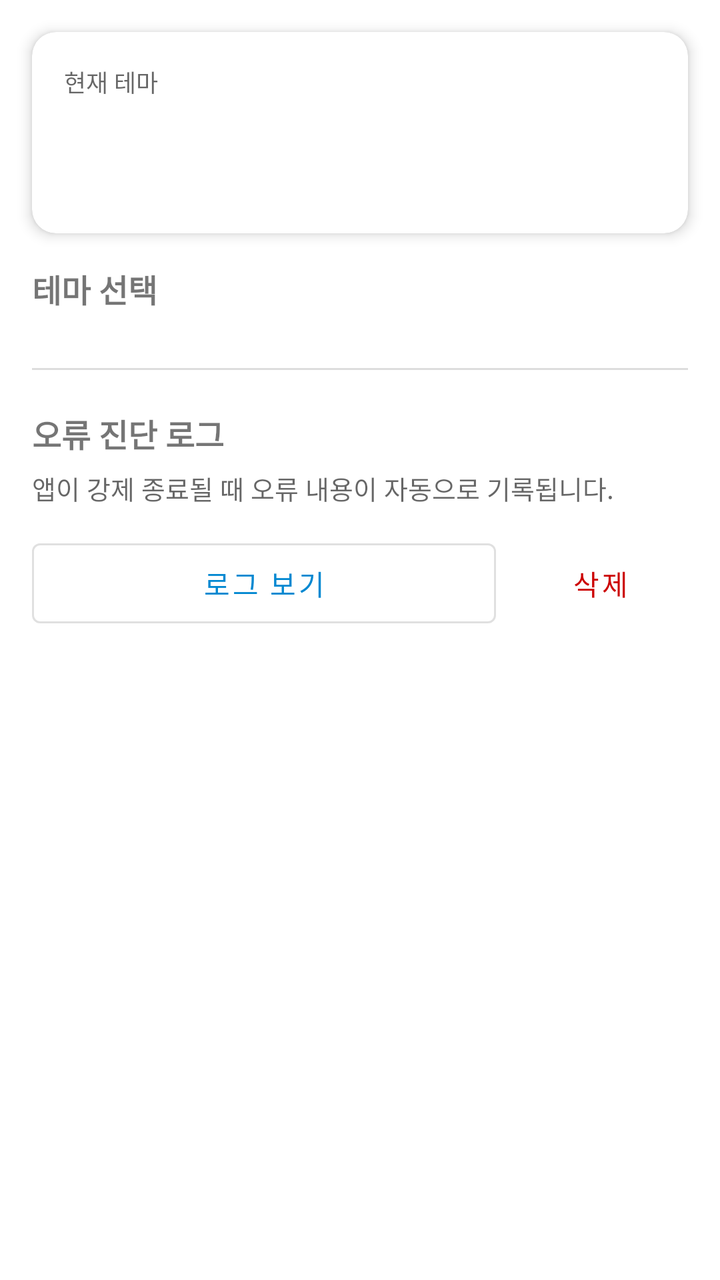
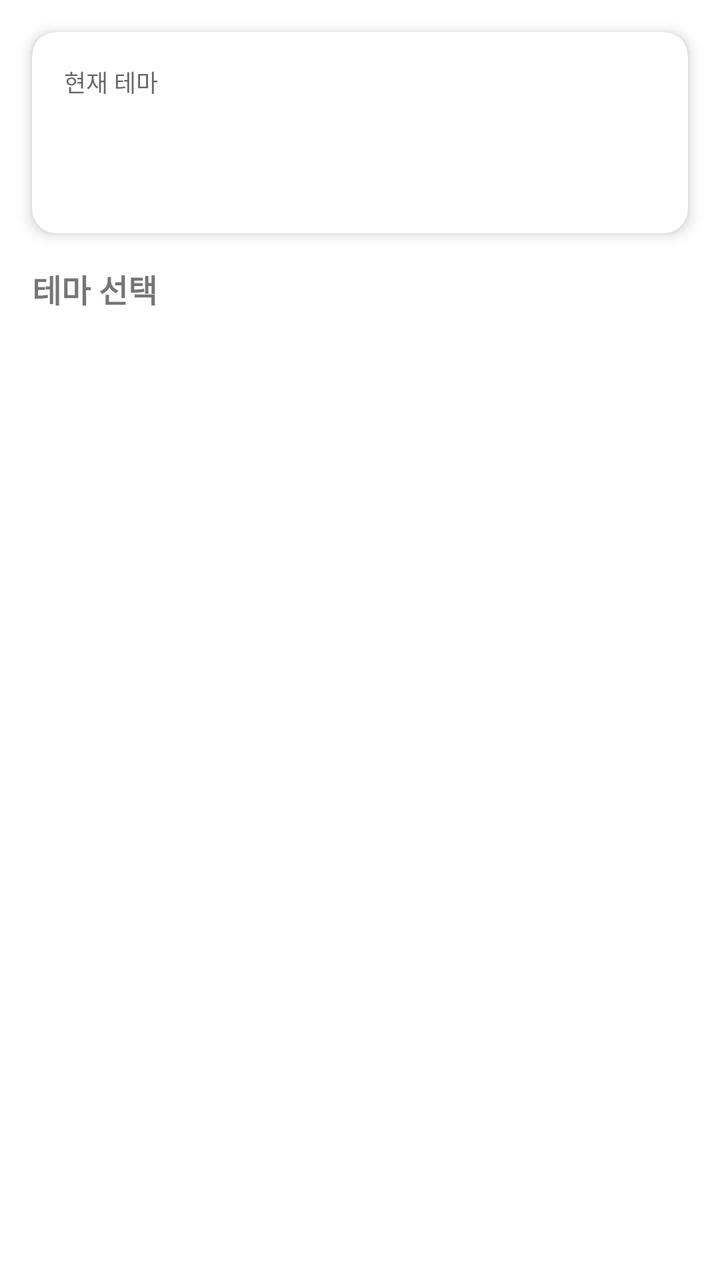

Compare the two renders of this Android layout. The source of the first and the diff that turns it into the second are given below.
<!-- AndroidManifest.xml: application theme Theme.KoreTide -->
<!-- res/layout/fragment_theme_settings.xml -->
<?xml version="1.0" encoding="utf-8"?>
<ScrollView
    xmlns:android="http://schemas.android.com/apk/res/android"
    xmlns:app="http://schemas.android.com/apk/res-auto"
    android:layout_width="match_parent"
    android:layout_height="match_parent"
    android:background="?android:attr/windowBackground">

    <LinearLayout
        android:layout_width="match_parent"
        android:layout_height="wrap_content"
        android:orientation="vertical"
        android:paddingBottom="24dp">

        
        <com.google.android.material.card.MaterialCardView
            android:layout_width="match_parent"
            android:layout_height="wrap_content"
            android:layout_margin="16dp"
            app:cardCornerRadius="12dp"
            app:cardElevation="4dp">

            <LinearLayout
                android:layout_width="match_parent"
                android:layout_height="wrap_content"
                android:orientation="vertical"
                android:padding="16dp">

                <TextView
                    android:layout_width="wrap_content"
                    android:layout_height="wrap_content"
                    android:text="현재 테마"
                    android:textSize="12sp"
                    android:textColor="?android:textColorSecondary" />

                <TextView
                    android:id="@+id/tvCurrentTheme"
                    android:layout_width="wrap_content"
                    android:layout_height="wrap_content"
                    android:textSize="22sp"
                    android:textStyle="bold"
                    android:layout_marginTop="2dp" />

                <TextView
                    android:id="@+id/tvCurrentSeason"
                    android:layout_width="wrap_content"
                    android:layout_height="wrap_content"
                    android:textSize="13sp"
                    android:textColor="@color/ocean_blue"
                    android:layout_marginTop="2dp" />
            </LinearLayout>
        </com.google.android.material.card.MaterialCardView>

        
        <TextView
            android:layout_width="wrap_content"
            android:layout_height="wrap_content"
            android:layout_marginHorizontal="16dp"
            android:layout_marginBottom="8dp"
            android:text="@string/settings_theme_title"
            android:textSize="16sp"
            android:textStyle="bold" />

        
        <androidx.recyclerview.widget.RecyclerView
            android:id="@+id/recyclerThemes"
            android:layout_width="match_parent"
            android:layout_height="wrap_content"
            android:layout_marginHorizontal="8dp"
            android:nestedScrollingEnabled="false" />

        
        <View
            android:layout_width="match_parent"
            android:layout_height="1dp"
            android:layout_marginHorizontal="16dp"
            android:layout_marginVertical="20dp"
            android:background="#22000000" />

        
        <TextView
            android:layout_width="wrap_content"
            android:layout_height="wrap_content"
            android:layout_marginHorizontal="16dp"
            android:layout_marginBottom="6dp"
            android:text="오류 진단 로그"
            android:textSize="16sp"
            android:textStyle="bold" />

        <TextView
            android:layout_width="match_parent"
            android:layout_height="wrap_content"
            android:layout_marginHorizontal="16dp"
            android:layout_marginBottom="12dp"
            android:text="앱이 강제 종료될 때 오류 내용이 자동으로 기록됩니다."
            android:textSize="13sp"
            android:textColor="?android:textColorSecondary" />

        <LinearLayout
            android:layout_width="match_parent"
            android:layout_height="wrap_content"
            android:orientation="horizontal"
            android:layout_marginHorizontal="16dp"
            android:layout_marginBottom="24dp">

            <com.google.android.material.button.MaterialButton
                android:id="@+id/btnViewCrashLog"
                style="@style/Widget.MaterialComponents.Button.OutlinedButton"
                android:layout_width="0dp"
                android:layout_height="52dp"
                android:layout_weight="1"
                android:layout_marginEnd="8dp"
                android:text="로그 보기"
                android:textSize="14sp" />

            <com.google.android.material.button.MaterialButton
                android:id="@+id/btnClearCrashLog"
                style="@style/Widget.MaterialComponents.Button.TextButton"
                android:layout_width="wrap_content"
                android:layout_height="52dp"
                android:text="삭제"
                android:textSize="14sp"
                android:textColor="@android:color/holo_red_dark" />

        </LinearLayout>

    </LinearLayout>
</ScrollView>
<!-- resources referenced by this layout -->
<resources>
  <color name="ocean_blue">#0288D1</color>
  <string name="settings_theme_title">테마 선택</string>
  <style name="Theme.KoreTide" parent="Theme.MaterialComponents.DayNight.DarkActionBar" tools:targetApi="35">
          <item name="colorPrimary">@color/ocean_blue</item>
          <item name="colorPrimaryVariant">@color/ocean_dark</item>
          <item name="colorOnPrimary">@android:color/white</item>
          <item name="colorSecondary">@color/teal</item>
          <item name="colorOnSecondary">@android:color/white</item>
          <item name="android:statusBarColor">?attr/colorPrimaryVariant</item>
          <item name="windowActionBar">false</item>
          <item name="windowNoTitle">true</item>
          
          <item name="android:windowOptOutEdgeToEdgeEnforcement">true</item>
      </style>
  <color name="ocean_dark">#01579B</color>
  <color name="teal">#00ACC1</color>
</resources>

<!-- the commit's change to res/layout/fragment_theme_settings.xml (unified diff, before → after) -->
@@ -69,60 +69,5 @@
             android:layout_marginHorizontal="8dp"
             android:nestedScrollingEnabled="false" />
 
-        
-        <View
-            android:layout_width="match_parent"
-            android:layout_height="1dp"
-            android:layout_marginHorizontal="16dp"
-            android:layout_marginVertical="20dp"
-            android:background="#22000000" />
-
-        
-        <TextView
-            android:layout_width="wrap_content"
-            android:layout_height="wrap_content"
-            android:layout_marginHorizontal="16dp"
-            android:layout_marginBottom="6dp"
-            android:text="오류 진단 로그"
-            android:textSize="16sp"
-            android:textStyle="bold" />
-
-        <TextView
-            android:layout_width="match_parent"
-            android:layout_height="wrap_content"
-            android:layout_marginHorizontal="16dp"
-            android:layout_marginBottom="12dp"
-            android:text="앱이 강제 종료될 때 오류 내용이 자동으로 기록됩니다."
-            android:textSize="13sp"
-            android:textColor="?android:textColorSecondary" />
-
-        <LinearLayout
-            android:layout_width="match_parent"
-            android:layout_height="wrap_content"
-            android:orientation="horizontal"
-            android:layout_marginHorizontal="16dp"
-            android:layout_marginBottom="24dp">
-
-            <com.google.android.material.button.MaterialButton
-                android:id="@+id/btnViewCrashLog"
-                style="@style/Widget.MaterialComponents.Button.OutlinedButton"
-                android:layout_width="0dp"
-                android:layout_height="52dp"
-                android:layout_weight="1"
-                android:layout_marginEnd="8dp"
-                android:text="로그 보기"
-                android:textSize="14sp" />
-
-            <com.google.android.material.button.MaterialButton
-                android:id="@+id/btnClearCrashLog"
-                style="@style/Widget.MaterialComponents.Button.TextButton"
-                android:layout_width="wrap_content"
-                android:layout_height="52dp"
-                android:text="삭제"
-                android:textSize="14sp"
-                android:textColor="@android:color/holo_red_dark" />
-
-        </LinearLayout>
-
     </LinearLayout>
 </ScrollView>
